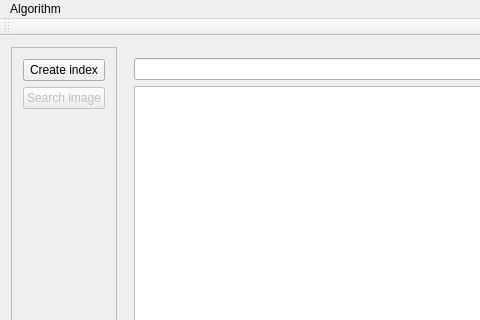
Qt form ETFImageSearch/ETFImageSearch/mainwindow.ui (etf-sarajevo/etfimagesearch) before a commit; both pictures show x 0 to 480 and y 0 to 320 of the 659 by 577 pixel window.
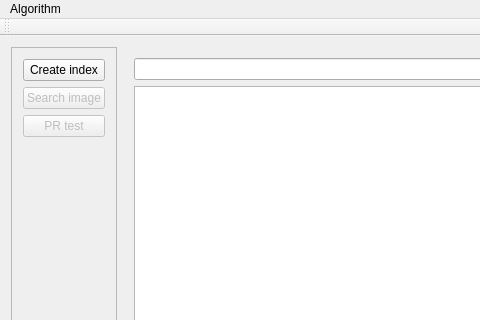
The same form after that commit.

Commit message: Starting work on PR test

```diff
--- a/ETFImageSearch/ETFImageSearch/mainwindow.ui
+++ b/ETFImageSearch/ETFImageSearch/mainwindow.ui
@@ -41,6 +41,16 @@
          </property>
         </widget>
        </item>
+       <item>
+        <widget class="QPushButton" name="prtestButton">
+         <property name="enabled">
+          <bool>false</bool>
+         </property>
+         <property name="text">
+          <string>PR test</string>
+         </property>
+        </widget>
+       </item>
        <item>
         <spacer name="verticalSpacer">
          <property name="orientation">
```
Left out of the diff: 2 changed lines with no effect on the pictures. The commit also changes 6 other files.
